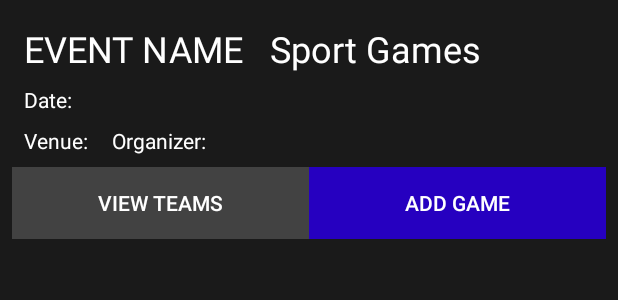
After one commit to rorens05/PSU_sport_android, an Android app: the layout activity_games.xml on its own in the app's theme, with its tools: preview values and no code run, on a phone screen of 412 x 824 dp. The commit adds this screen. Shown: the top 300 px of the screen. Run offline under Robolectric (Android 15) with nearby library versions, the phone set to English and light mode, and no system bars; network calls fail.

Commit message:
added layout for games

```diff
--- a/app/build.gradle
+++ b/app/build.gradle
@@ -24,6 +24,8 @@ dependencies {
     implementation 'com.android.support.constraint:constraint-layout:1.1.3'
     implementation 'com.android.volley:volley:1.1.1'
     implementation 'com.android.support:recyclerview-v7:28.0.0'
+    implementation 'com.android.support:cardview-v7:28.0.0'
+    implementation 'com.squareup.picasso:picasso:2.71828'
     testImplementation 'junit:junit:4.12'
     androidTestImplementation 'com.android.support.test:runner:1.0.2'
     androidTestImplementation 'com.android.support.test.espresso:espresso-core:3.0.2'
--- a/app/src/main/java/com/example/psusports/EventsActivity.java
+++ b/app/src/main/java/com/example/psusports/EventsActivity.java
@@ -115,6 +115,7 @@ public class EventsActivity extends AppCompatActivity {
                     JSONObject jResponse = new JSONObject(response);
                     JSONArray data = jResponse.getJSONArray("data");
                     Log.d(TAG, "Looping through data, size: " + data.length());
+                    GlobalVariables.eventList = new ArrayList<>();
                     for (int i = 0; i < data.length(); i++) {
                         JSONObject temp = data.getJSONObject(i);
                         SportEvent event = new SportEvent();
@@ -150,7 +151,6 @@ public class EventsActivity extends AppCompatActivity {
         };
 
         MySingleton.getInstance(this).addToRequestQueue(events);
-
         Log.d(TAG, "eventsloaded");
 
     }
@@ -166,6 +166,7 @@ public class EventsActivity extends AppCompatActivity {
         linearLayoutManager.setOrientation(LinearLayoutManager.VERTICAL);
         DividerItemDecoration dividerItemDecoration = new DividerItemDecoration(recyclerView.getContext(),
                 linearLayoutManager.getOrientation());
+        dividerItemDecoration.setDrawable(getApplicationContext().getResources().getDrawable(R.drawable.mdivider));
         recyclerView.addItemDecoration(dividerItemDecoration);
         recyclerView.setLayoutManager(linearLayoutManager);
 
--- a/app/src/main/java/com/example/psusports/engine/MySingleton.java
+++ b/app/src/main/java/com/example/psusports/engine/MySingleton.java
@@ -48,6 +48,8 @@ public class MySingleton {
             // getApplicationContext() is key, it keeps you from leaking the
             // Activity or BroadcastReceiver if someone passes one in.
             requestQueue = Volley.newRequestQueue(ctx.getApplicationContext());
+        }else{
+            requestQueue.getCache().clear();
         }
         return requestQueue;
     }
--- /dev/null
+++ b/app/src/main/java/com/example/psusports/templates/GamesAdapter.java
@@ -0,0 +1,4 @@
+package com.example.psusports.templates;
+
+public class GamesAdapter {
+}
--- a/app/src/main/java/com/example/psusports/templates/SportEventAdapter.java
+++ b/app/src/main/java/com/example/psusports/templates/SportEventAdapter.java
@@ -61,9 +61,9 @@ public class SportEventAdapter extends
     public void onBindViewHolder(@NonNull MyViewHolder myViewHolder, final int i) {
         SportEvent event = eventList.get(i);
         myViewHolder.eventName.setText(event.name);
-        myViewHolder.date.setText(event.event_date);
-        myViewHolder.venue.setText(event.venue);
-        myViewHolder.organizer.setText(event.organizer);
+        myViewHolder.date.setText("Date: " + event.event_date);
+        myViewHolder.venue.setText("Venue: " + event.venue);
+        myViewHolder.organizer.setText("Organizer: " + event.organizer);
         myViewHolder.listContainer.setOnClickListener(new View.OnClickListener() {
             @Override
             public void onClick(View v) {
--- a/app/src/main/res/layout/activity_events.xml
+++ b/app/src/main/res/layout/activity_events.xml
@@ -10,6 +10,7 @@
         android:id="@+id/recycler_view"
         android:layout_width="0dp"
         android:layout_height="0dp"
+        android:background="@color/bgColor"
         app:layout_constraintBottom_toBottomOf="parent"
         app:layout_constraintEnd_toEndOf="parent"
         app:layout_constraintHorizontal_bias="0.5"
--- /dev/null
+++ b/app/src/main/res/layout/activity_games.xml
@@ -0,0 +1,117 @@
+<?xml version="1.0" encoding="utf-8"?>
+<android.support.constraint.ConstraintLayout xmlns:android="http://schemas.android.com/apk/res/android"
+    xmlns:app="http://schemas.android.com/apk/res-auto"
+    xmlns:tools="http://schemas.android.com/tools"
+    android:layout_width="match_parent"
+    android:layout_height="match_parent"
+    android:background="@color/bgColor"
+    tools:context=".GamesActivity">
+
+    <TextView
+        android:id="@+id/etxt_event_sport"
+        android:layout_width="wrap_content"
+        android:layout_height="wrap_content"
+        android:layout_marginStart="12dp"
+        android:layout_marginTop="16dp"
+        android:text=" Sport Games"
+        android:textColor="@color/white"
+        android:textSize="24sp"
+        app:layout_constraintStart_toEndOf="@+id/etxt_event_name"
+        app:layout_constraintTop_toTopOf="parent" />
+
+    <TextView
+        android:id="@+id/etxt_event_name"
+        android:layout_width="wrap_content"
+        android:layout_height="wrap_content"
+        android:layout_marginStart="16dp"
+        android:layout_marginTop="16dp"
+        android:text="EVENT NAME"
+        android:textColor="@color/white"
+        android:textSize="24sp"
+        app:layout_constraintStart_toStartOf="parent"
+        app:layout_constraintTop_toTopOf="parent" />
+
+    <TextView
+        android:id="@+id/etxt_event_date"
+        android:layout_width="wrap_content"
+        android:layout_height="wrap_content"
+        android:layout_marginStart="16dp"
+        android:layout_marginTop="8dp"
+        android:text="Date: "
+        android:textColor="@color/white"
+        android:textSize="14sp"
+        app:layout_constraintStart_toStartOf="parent"
+        app:layout_constraintTop_toBottomOf="@+id/etxt_event_name" />
+
+    <TextView
+        android:id="@+id/etxt_event_venue"
+        android:layout_width="wrap_content"
+        android:layout_height="wrap_content"
+        android:layout_marginStart="16dp"
+        android:layout_marginTop="8dp"
+        android:text="Venue:"
+        android:textColor="@color/white"
+        android:textSize="14sp"
+        app:layout_constraintStart_toStartOf="parent"
+        app:layout_constraintTop_toBottomOf="@+id/etxt_event_date" />
+
+    <TextView
+        android:id="@+id/etxt_event_organizer"
+        android:layout_width="wrap_content"
+        android:layout_height="wrap_content"
+        android:layout_marginStart="16dp"
+        android:layout_marginTop="8dp"
+        android:text="Organizer:"
+        android:textColor="@color/white"
+        android:textSize="14sp"
+        app:layout_constraintStart_toEndOf="@+id/etxt_event_venue"
+        app:layout_constraintTop_toBottomOf="@+id/etxt_event_date" />
+
+    <android.support.v7.widget.RecyclerView
+        android:layout_width="0dp"
+        android:layout_height="0dp"
+        android:layout_marginStart="8dp"
+        android:layout_marginTop="8dp"
+        android:layout_marginEnd="8dp"
+        android:layout_marginBottom="8dp"
+        app:layout_constraintBottom_toBottomOf="parent"
+        app:layout_constraintEnd_toEndOf="parent"
+        app:layout_constraintStart_toStartOf="parent"
+        app:layout_constraintTop_toBottomOf="@+id/linearLayout" />
+
+    <LinearLayout
+        android:id="@+id/linearLayout"
+        android:layout_width="0dp"
+        android:layout_height="wrap_content"
+        android:layout_marginStart="8dp"
+        android:layout_marginTop="8dp"
+        android:layout_marginEnd="8dp"
+        android:orientation="horizontal"
+        android:weightSum="2"
+        app:layout_constraintEnd_toEndOf="parent"
+        app:layout_constraintStart_toStartOf="parent"
+        app:layout_constraintTop_toBottomOf="@+id/etxt_event_organizer">
+
+        <Button
+            android:id="@+id/ebtn_view_teams"
+            android:layout_width="160dp"
+            android:layout_height="wrap_content"
+            android:layout_weight="1"
+            android:background="@color/cardview_dark_background"
+            android:text="View Teams"
+            android:textColor="@android:color/white"
+            tools:layout_editor_absoluteX="188dp"
+            tools:layout_editor_absoluteY="165dp" />
+
+        <Button
+            android:id="@+id/ebtn_add_game"
+            android:layout_width="160dp"
+            android:layout_height="wrap_content"
+            android:layout_weight="1"
+            android:background="@color/colorPrimaryDark"
+            android:text="Add Game"
+            android:textColor="@color/white"
+            tools:layout_editor_absoluteX="16dp"
+            tools:layout_editor_absoluteY="170dp" />
+    </LinearLayout>
+</android.support.constraint.ConstraintLayout>
--- a/app/src/main/res/layout/activity_sports.xml
+++ b/app/src/main/res/layout/activity_sports.xml
@@ -10,6 +10,7 @@
         android:id="@+id/recyclerView2"
         android:layout_width="0dp"
         android:layout_height="0dp"
+        android:background="@color/bgColor"
         app:layout_constraintBottom_toBottomOf="parent"
         app:layout_constraintEnd_toEndOf="parent"
         app:layout_constraintHorizontal_bias="0.5"
--- a/app/src/main/res/layout/event_list.xml
+++ b/app/src/main/res/layout/event_list.xml
@@ -17,6 +17,7 @@
         android:layout_height="wrap_content"
         android:layout_weight="1"
         android:text="UMeet"
+        android:textColor="@color/white"
         android:textSize="30sp"
         android:textStyle="bold" />
 
@@ -26,6 +27,7 @@
         android:layout_height="wrap_content"
         android:layout_weight="1"
         android:text="Date: January 15, 2018"
+        android:textColor="@color/secondaryColor"
         android:textSize="18sp" />
 
     <TextView
@@ -34,6 +36,7 @@
         android:layout_height="wrap_content"
         android:layout_weight="1"
         android:text="Venue: PSU Lingayen"
+        android:textColor="@color/secondaryColor"
         android:textSize="18sp" />
 
     <TextView
@@ -42,5 +45,6 @@
         android:layout_height="wrap_content"
         android:layout_weight="1"
         android:text="Organizer: PSU Lingayen"
+        android:textColor="@color/secondaryColor"
         android:textSize="18sp" />
 </LinearLayout>
--- a/app/src/main/res/values/colors.xml
+++ b/app/src/main/res/values/colors.xml
@@ -1,8 +1,10 @@
 <?xml version="1.0" encoding="utf-8"?>
 <resources>
     <color name="colorPrimary">#613AFF</color>
-    <color name="colorPrimaryDark">#00574B</color>
+    <color name="colorPrimaryDark">#2600C0</color>
     <color name="colorAccent">#C2C2C2</color>
     <color name="white">#FFFFFF</color>
     <color name="primaryButton">#000D80</color>
+    <color name="bgColor">#1A1A1A</color>
+    <color name="secondaryColor">#E1E1E1</color>
 </resources>
```
Also changed, not shown: app/src/main/AndroidManifest.xml (+10 -1 lines), app/src/main/java/com/example/psusports/GamesActivity.java (added, +46 -0 lines), app/src/main/java/com/example/psusports/SportsActivity.java (+19 -1 lines), app/src/main/java/com/example/psusports/TeamsActivity.java (added, +13 -0 lines), app/src/main/java/com/example/psusports/templates/SportAdapter.java (added, +79 -0 lines), app/src/main/res/drawable/mdivider.xml (added, +8 -0 lines), app/src/main/res/layout/activity_teams.xml (added, +10 -0 lines), app/src/main/res/layout/cardview_sports.xml (added, +38 -0 lines).
